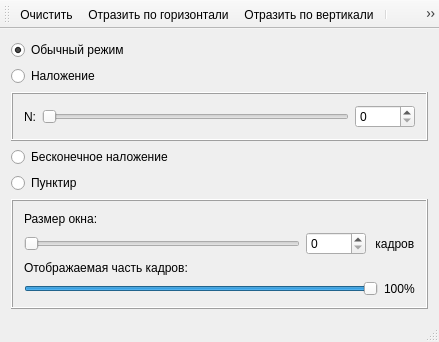
Above: mainwindow.ui from AndreiPustovalov/Exposure before the change. Below: the same form after it.
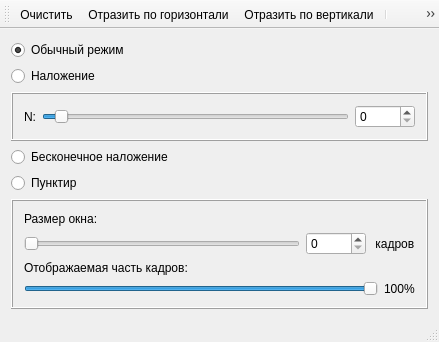
That is the form after the change. Icons and pictures are not drawn.

What changed in the file:
```diff
--- a/mainwindow.ui
+++ b/mainwindow.ui
@@ -65,6 +65,9 @@
            <property name="maximum">
             <number>240</number>
            </property>
+           <property name="value">
+            <number>10</number>
+           </property>
            <property name="orientation">
             <enum>Qt::Horizontal</enum>
            </property>
```
Left out of the diff: 73 changed lines with no effect on the pictures.
